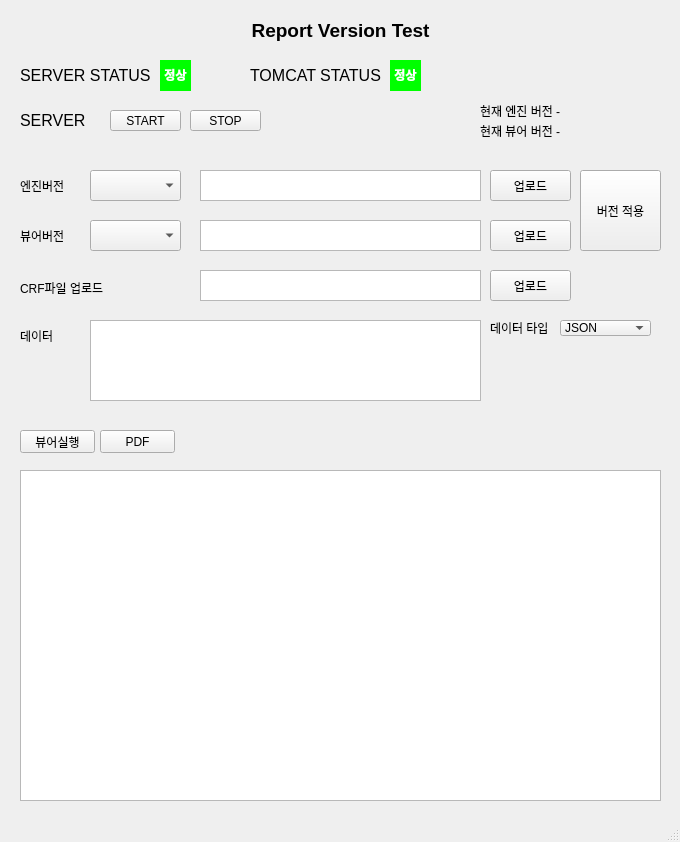
Old version of the form templates/app.ui in the repository ryuwoonyong/repVersion.
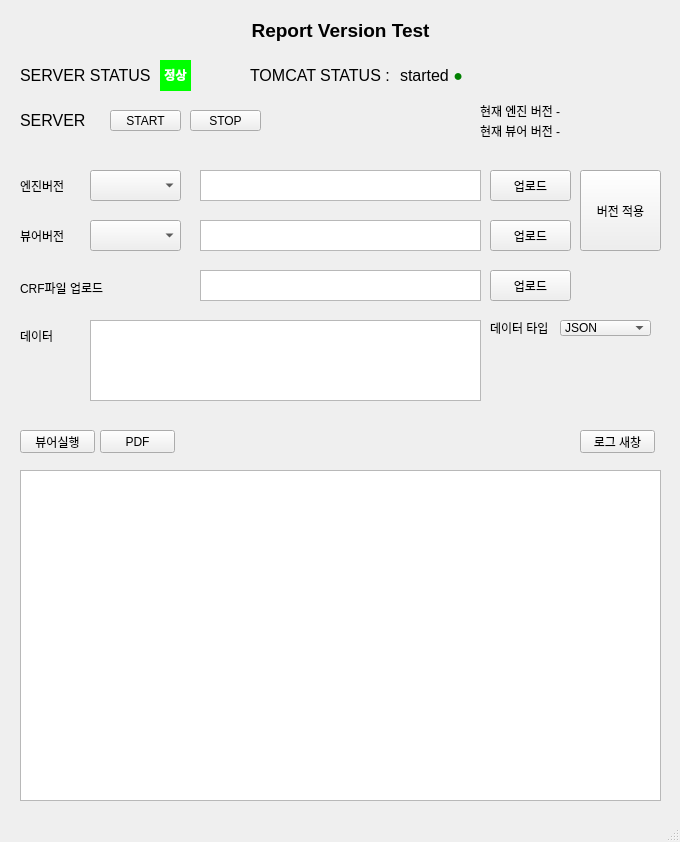
New version of the form.

Commit message: ui/main 수정

```diff
--- a/templates/app.ui
+++ b/templates/app.ui
@@ -228,29 +228,7 @@
      </font>
     </property>
     <property name="text">
-     <string>TOMCAT STATUS</string>
-    </property>
-   </widget>
-   <widget class="QLabel" name="label_5">
-    <property name="geometry">
-     <rect>
-      <x>390</x>
-      <y>60</y>
-      <width>31</width>
-      <height>31</height>
-     </rect>
-    </property>
-    <property name="layoutDirection">
-     <enum>Qt::LeftToRight</enum>
-    </property>
-    <property name="styleSheet">
-     <string notr="true"> background-color:rgb(0, 255, 0)</string>
-    </property>
-    <property name="text">
-     <string>&lt;html&gt;&lt;head/&gt;&lt;body&gt;&lt;p align=&quot;center&quot;&gt;&lt;span style=&quot; font-weight:600; color:#ffffff;&quot;&gt;정상&lt;/span&gt;&lt;/p&gt;&lt;/body&gt;&lt;/html&gt;</string>
-    </property>
-    <property name="alignment">
-     <set>Qt::AlignJustify|Qt::AlignVCenter</set>
+     <string>TOMCAT STATUS :</string>
     </property>
    </widget>
    <widget class="QLabel" name="label_6">
@@ -443,6 +421,32 @@
      <string>버전 적용</string>
     </property>
    </widget>
+   <widget class="QPushButton" name="pushButton_8">
+    <property name="geometry">
+     <rect>
+      <x>580</x>
+      <y>430</y>
+      <width>75</width>
+      <height>23</height>
+     </rect>
+    </property>
+    <property name="text">
+     <string>로그 새창</string>
+    </property>
+   </widget>
+   <widget class="QLabel" name="tomStat">
+    <property name="geometry">
+     <rect>
+      <x>400</x>
+      <y>60</y>
+      <width>171</width>
+      <height>31</height>
+     </rect>
+    </property>
+    <property name="text">
+     <string>&lt;p align=&quot;left&quot;&gt;&lt;span style=&quot; font-size:12pt; color:#black;&quot;&gt;started &lt;/span&gt;&lt;span style=&quot; font-size:12pt; color:green;&quot;&gt;●&lt;/span&gt;&lt;/p&gt;</string>
+    </property>
+   </widget>
   </widget>
   <widget class="QMenuBar" name="menubar">
    <property name="geometry">
```
Left out of the diff: 9 changed lines with no effect on the pictures. The commit also changes 3 other files.
